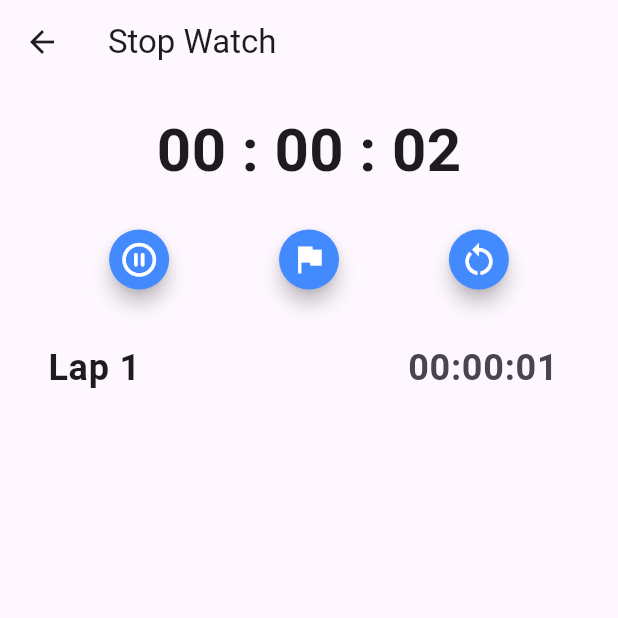
After one commit to ParamKumar-Jadvani/clock_app, a Flutter app: the StopWatch screen opened by its route, after a tap on the "play arrow" icon, after a tap on the "flag" icon, on a phone screen of 412 x 824 dp, the top half of it. The commit adds this screen. Run offline on Flutter 3.47's test engine with Material 3 defaults, Android fonts, the phone set to English and light mode, and no system bars; network calls fail.

Commit message:
Clock App Complete

```diff
--- a/lib/extensions.dart
+++ b/lib/extensions.dart
@@ -6,6 +6,6 @@ extension MySize on int {
       );
 
   SizedBox get w => SizedBox(
-        height: toDouble(),
+        width: toDouble(), // Corrected width here
       );
 }
--- a/lib/main.dart
+++ b/lib/main.dart
@@ -1,3 +1,5 @@
+import 'package:clock_app/screens/countdown_watch.dart';
+import 'package:clock_app/screens/stop_watch.dart';
 import 'package:clock_app/screens/ui_page.dart';
 import 'package:flutter/material.dart';
 
@@ -16,6 +18,8 @@ class MyApp extends StatelessWidget {
       debugShowCheckedModeBanner: false,
       routes: {
         '/': (context) => const ClockPage(),
+        'stop_watch': (context) => const StopWatch(),
+        'countdown_watch': (context) => const CountdownTimer(),
       },
     );
   }
--- /dev/null
+++ b/lib/screens/stop_watch.dart
@@ -0,0 +1,179 @@
+import 'dart:async';
+
+import 'package:clock_app/extensions.dart';
+import 'package:flutter/material.dart';
+
+class StopWatch extends StatefulWidget {
+  const StopWatch({super.key});
+
+  @override
+  State<StopWatch> createState() => _StopWatchState();
+}
+
+class _StopWatchState extends State<StopWatch> {
+  int s = 0;
+  int m = 0;
+  int h = 0;
+  bool isStart = false;
+  List<String> laps = [];
+  bool isRunning = false; // To control the recursive Future.delayed
+
+  Future<void> startStopwatch() async {
+    // Recursive function to update the stopwatch
+    if (isRunning) {
+      await Future.delayed(const Duration(seconds: 1), () {
+        setState(() {
+          s++;
+          if (s == 60) {
+            s = 0;
+            m++;
+          }
+          if (m == 60) {
+            m = 0;
+            h++;
+          }
+        });
+        // Call the function recursively
+        startStopwatch();
+      });
+    }
+  }
+
+  void startStopTimer() {
+    if (isStart) {
+      setState(() {
+        isRunning = false;
+      });
+    } else {
+      setState(() {
+        isRunning = true;
+        startStopwatch(); // Start the stopwatch
+      });
+    }
+    setState(() {
+      isStart = !isStart;
+    });
+  }
+
+  void reset() {
+    setState(() {
+      isRunning = false;
+      isStart = false;
+      s = 0;
+      m = 0;
+      h = 0;
+      laps.clear();
+    });
+  }
+
+  void addLap() {
+    setState(() {
+      laps.add(
+          '${h.toString().padLeft(2, '0')}:${m.toString().padLeft(2, '0')}:${s.toString().padLeft(2, '0')}');
+    });
+  }
+
+  @override
+  Widget build(BuildContext context) {
+    Size size = MediaQuery.sizeOf(context);
+    return Scaffold(
+      appBar: AppBar(
+        title: const Text('Stop Watch'),
+      ),
+      body: Padding(
+        padding: const EdgeInsets.all(16),
+        child: Column(
+          mainAxisAlignment: MainAxisAlignment.center,
+          children: [
+            Row(
+              mainAxisAlignment: MainAxisAlignment.center,
+              children: [
+                Text(
+                  "${h.toString().padLeft(2, '0')} : ${m.toString().padLeft(2, '0')} : ${s.toString().padLeft(2, '0')}",
+                  style: const TextStyle(
+                      fontSize: 40, fontWeight: FontWeight.bold),
+                ),
+              ],
+            ),
+            20.h,
+            Row(
+              mainAxisAlignment: MainAxisAlignment.spaceEvenly,
+              children: [
+                ElevatedButton(
+                  onPressed: startStopTimer,
+                  style: ElevatedButton.styleFrom(
+                    foregroundColor: Colors.white,
+                    backgroundColor: Colors.blueAccent,
+                    minimumSize: const Size(0, 40),
+                    shape: const CircleBorder(),
+                    elevation: 5.0,
+                  ),
+                  child: Icon(
+                    isStart
+                        ? Icons.pause_circle_outline_rounded
+                        : Icons.play_arrow_rounded,
+                    size: 27,
+                  ),
+                ),
+                ElevatedButton(
+                  onPressed: addLap,
+                  style: ElevatedButton.styleFrom(
+                    foregroundColor: Colors.white,
+                    backgroundColor: Colors.blueAccent,
+                    minimumSize: const Size(0, 40),
+                    shape: const CircleBorder(),
+                    elevation: 5.0,
+                  ),
+                  child: const Icon(
+                    Icons.flag,
+                    size: 25,
+                  ),
+                ),
+                ElevatedButton(
+                  onPressed: reset,
+                  style: ElevatedButton.styleFrom(
+                    foregroundColor: Colors.white,
+                    backgroundColor: Colors.blueAccent,
+                    minimumSize: const Size(0, 40),
+                    shape: const CircleBorder(),
+                    elevation: 5.0,
+                  ),
+                  child: const Icon(
+                    Icons.restart_alt,
+                    size: 27,
+                  ),
+                ),
+              ],
+            ),
+            20.h,
+            Expanded(
+              child: ListView.builder(
+                itemCount: laps.length,
+                itemBuilder: (context, index) {
+                  return ListTile(
+                    title: Text(
+                      "Lap ${index + 1}",
+                      style: const TextStyle(
+                        fontSize: 24, // Increase the font size for the title
+                        fontWeight:
+                            FontWeight.bold, // Optional: makes the text bold
+                      ),
+                    ),
+                    trailing: Text(
+                      laps[index],
+                      style: const TextStyle(
+                        fontSize: 24, // Increase the font size for the title
+                        fontWeight:
+                            FontWeight.bold, // Optional: makes the text bold
+                      ),
+                    ),
+                  );
+                },
+              ),
+            ),
+          ],
+        ),
+      ),
+    );
+  }
+}
--- a/lib/screens/ui_page.dart
+++ b/lib/screens/ui_page.dart
@@ -53,6 +53,26 @@ class _ClockPageState extends State<ClockPage> {
           'Clock App',
           style: TextStyle(fontWeight: FontWeight.bold),
         ),
+        actions: [
+          IconButton(
+            onPressed: () {
+              Navigator.of(context).pushNamed('stop_watch');
+            },
+            icon: const Icon(
+              Icons.watch_later_rounded,
+              color: Colors.black,
+            ),
+          ),
+          IconButton(
+            onPressed: () {
+              Navigator.pushNamed(context, 'countdown_watch');
+            },
+            icon: const Icon(
+              Icons.timer_rounded,
+              color: Colors.black,
+            ),
+          ),
+        ],
       ),
       drawer: Drawer(
         child: Column(
```
Also changed, not shown: lib/screens/countdown_watch.dart (added, +166 -0 lines).
